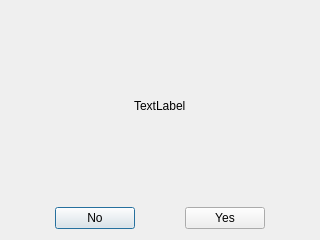
First picture: the form in StoryLine/Dialog_2.ui, repository ATX735/Close-Me, before the edit.
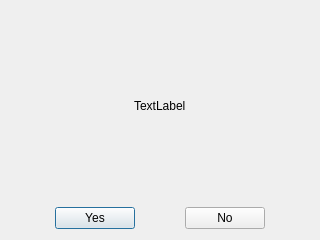
Second picture: the form after the edit.

The edit to the form file:
```diff
--- a/StoryLine/Dialog_2.ui
+++ b/StoryLine/Dialog_2.ui
@@ -67,9 +67,9 @@
       </spacer>
      </item>
      <item>
-      <widget class="QPushButton" name="No_Ptn">
+      <widget class="QPushButton" name="Yes_Ptn">
        <property name="text">
-        <string>No</string>
+        <string>Yes</string>
        </property>
       </widget>
      </item>
@@ -87,9 +87,9 @@
       </spacer>
      </item>
      <item>
-      <widget class="QPushButton" name="Yes_Ptn">
+      <widget class="QPushButton" name="No_Ptn">
        <property name="text">
-        <string>Yes</string>
+        <string>No</string>
        </property>
       </widget>
      </item>
```
